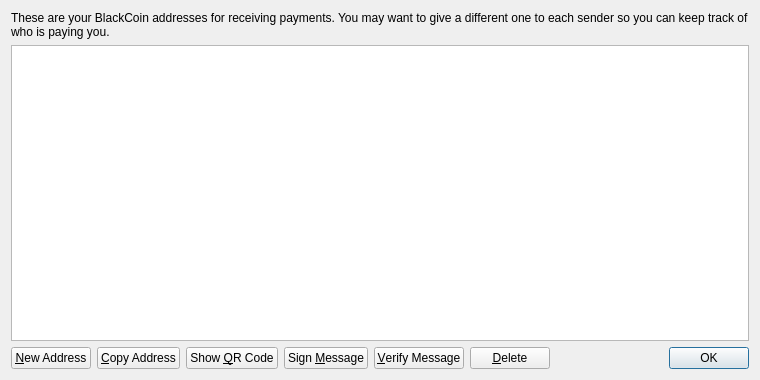
Old version of the form src/qt/forms/addressbookpage.ui in the repository okcashpro/okcash.
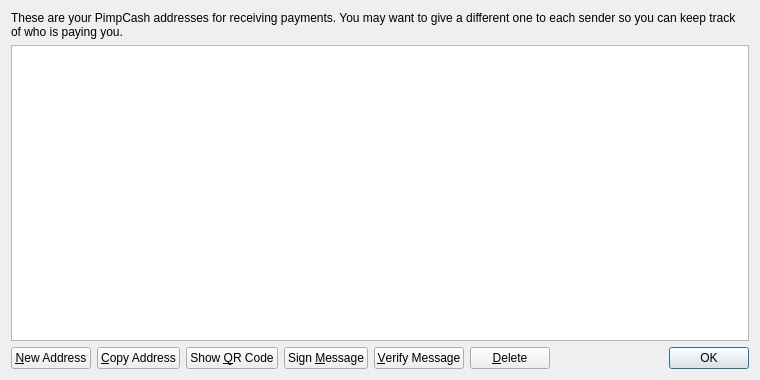
New version of the form. Icons and pictures are not drawn.

The edit to the form file:
```diff
--- a/src/qt/forms/addressbookpage.ui
+++ b/src/qt/forms/addressbookpage.ui
@@ -17,7 +17,7 @@
    <item>
     <widget class="QLabel" name="labelExplanation">
      <property name="text">
-      <string>These are your BlackCoin addresses for receiving payments. You may want to give a different one to each sender so you can keep track of who is paying you.</string>
+      <string>These are your PimpCash addresses for receiving payments. You may want to give a different one to each sender so you can keep track of who is paying you.</string>
      </property>
      <property name="textFormat">
       <enum>Qt::PlainText</enum>
```
Left out of the diff: 4 changed lines with no effect on the pictures.
